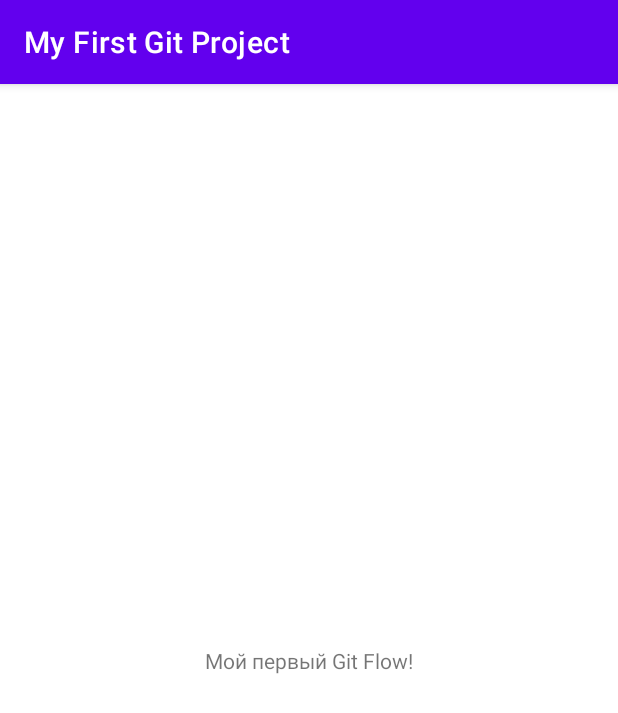
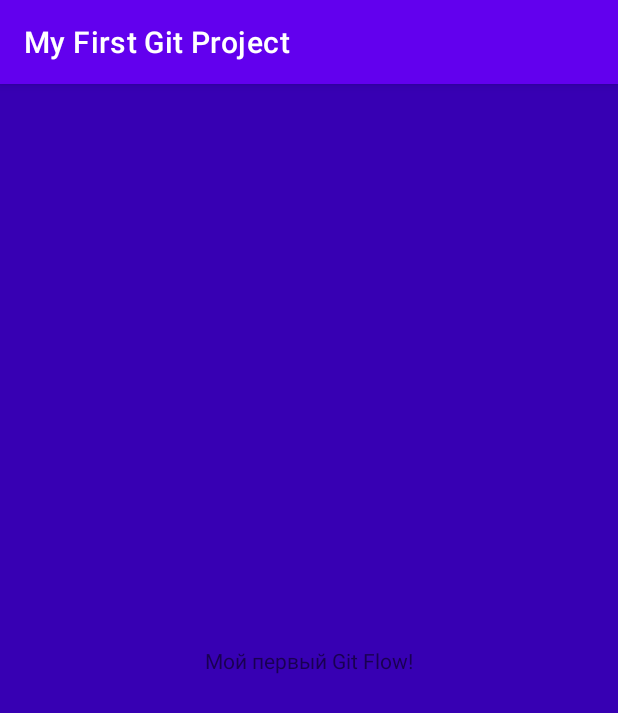
Before and after one commit to sekirindm/MyFirstGitProject, an Android app: the screen it shows after launch (MainActivity), on a phone screen of 412 x 824 dp. Shown: the top 713 px of the screen. Run offline under Robolectric (Android 15) with nearby library versions, the phone set to English and light mode, and no system bars.

Commit message:
change background

```diff
--- a/app/src/main/res/layout/activity_main.xml
+++ b/app/src/main/res/layout/activity_main.xml
@@ -4,6 +4,7 @@
     xmlns:tools="http://schemas.android.com/tools"
     android:layout_width="match_parent"
     android:layout_height="match_parent"
+    android:background="@color/design_default_color_primary_variant"
     tools:context=".MainActivity">
 
     <TextView
```
